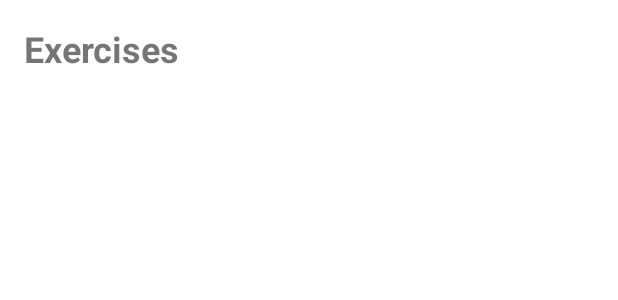
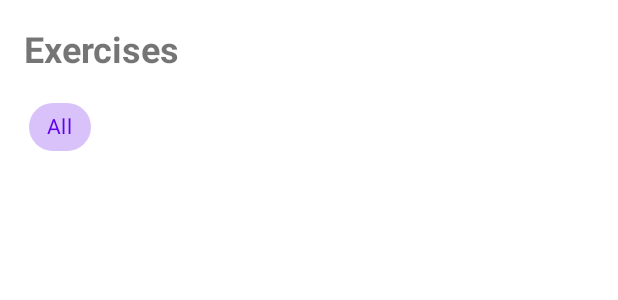
Before and after one commit to VaishuReddy07/2025f-challenge-week, an Android app: the layout fragment_exercises.xml on its own in the app's theme, with its tools: preview values and no code run, on a phone screen of 412 x 824 dp. Shown: the top 300 px of the screen. Run offline under Robolectric (Android 15) with nearby library versions, the light colour scheme and no system bars.

Commit message:
feat: add category filter chips on exercises screen (FTRC-S031)

```diff
--- a/android/app/src/main/res/layout/fragment_exercises.xml
+++ b/android/app/src/main/res/layout/fragment_exercises.xml
@@ -1,6 +1,7 @@
 <?xml version="1.0" encoding="utf-8"?>
 <LinearLayout
     xmlns:android="http://schemas.android.com/apk/res/android"
+    xmlns:app="http://schemas.android.com/apk/res-auto"
     android:layout_width="match_parent"
     android:layout_height="match_parent"
     android:orientation="vertical"
@@ -14,6 +15,29 @@
         android:textStyle="bold"
         android:layout_marginBottom="12dp" />
 
+    <HorizontalScrollView
+        android:layout_width="match_parent"
+        android:layout_height="wrap_content"
+        android:scrollbars="none"
+        android:layout_marginBottom="12dp">
+        <com.google.android.material.chip.ChipGroup
+            android:id="@+id/cgExerciseCategories"
+            android:layout_width="wrap_content"
+            android:layout_height="wrap_content"
+            app:singleSelection="true"
+            app:selectionRequired="true">
+
+            <com.google.android.material.chip.Chip
+                android:id="@+id/chipAllExercises"
+                style="@style/Widget.MaterialComponents.Chip.Choice"
+                android:layout_width="wrap_content"
+                android:layout_height="wrap_content"
+                android:text="All"
+                android:checked="true" />
+
+        </com.google.android.material.chip.ChipGroup>
+    </HorizontalScrollView>
+
     <androidx.recyclerview.widget.RecyclerView
         android:id="@+id/rvExercises"
         android:layout_width="match_parent"
```
Also changed, not shown: android/app/src/main/java/com/epita/fitnesstracker/ExercisesFragment.java (+60 -4 lines).
